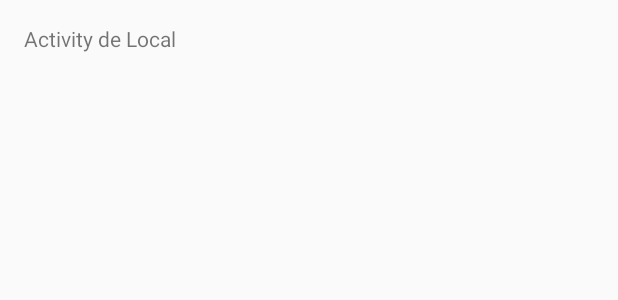
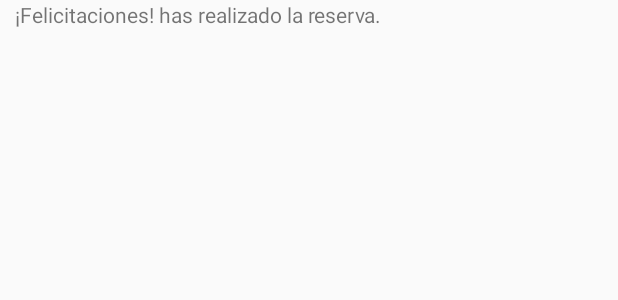
Before and after one commit to figonzal1/amiapp, an Android app: the layout need_offer_view_local_activity.xml on its own in the app's theme, with its tools: preview values and no code run, on a phone screen of 412 x 824 dp. Shown: the top 300 px of the screen. Run offline under Robolectric (Android 15) with nearby library versions, the phone set to English and light mode, and no system bars.

Commit message:
Update de dependencias y avances localActivity (falta terminar)

```diff
--- a/app/src/main/AndroidManifest.xml
+++ b/app/src/main/AndroidManifest.xml
@@ -84,7 +84,7 @@
                 android:value=".MainActivity" />
         </activity>
         <activity android:name=".ContactUsActivity" />
-        <activity android:name=".Need.NeedOfferViewLocal" />
+        <activity android:name=".Need.NeedOfferLocalDetails.NeedOfferViewLocalActivity" />
         <activity android:name=".Offer.OfferDetail.OfferDetailActivity"/>
         <activity
             android:name=".Offer.FilterOfferActivity"
--- a/app/src/main/java/techwork/ami/Need/ListOfferCompanies/NeedOfferActivity.java
+++ b/app/src/main/java/techwork/ami/Need/ListOfferCompanies/NeedOfferActivity.java
@@ -110,8 +110,9 @@ public class NeedOfferActivity extends AppCompatActivity {
                 int position = rv.getChildAdapterPosition(view);
                 NeedOfferModel m = needOfferList.get(position);
 
-                //Send to NeedOfferView the details of each offer.
+                //Send to NeedOfferDetails the details of each offer.
                 intent.putExtra(Config.TAG_GNO_IDOFFER,m.getIdOferta());
+                intent.putExtra(Config.TAG_GNO_IDLOCAL,m.getIdLocal());
                 intent.putExtra(Config.TAG_GNO_TITTLE,m.getTittle());
                 intent.putExtra(Config.TAG_GNO_DESCRIPTION,m.getDescription());
                 intent.putExtra(Config.TAG_GNO_PRICEOFFER,m.getPrice());
@@ -152,6 +153,7 @@ public class NeedOfferActivity extends AppCompatActivity {
 
                 item.setIdOferta(jsonObjectItem.getString(Config.TAG_GNO_IDOFFER));
                 item.setIdNeed(jsonObjectItem.getString(Config.TAG_GNO_IDNEED));
+                item.setIdLocal(jsonObjectItem.getString(Config.TAG_GNO_IDLOCAL));
                 item.setTittle(jsonObjectItem.getString(Config.TAG_GNO_TITTLE));
                 item.setDescription(jsonObjectItem.getString(Config.TAG_GNO_DESCRIPTION));
                 item.setCodPromotion(jsonObjectItem.getString(Config.TAG_GNO_CODPROMOTION));
--- a/app/src/main/res/layout/need_offer_card_view.xml
+++ b/app/src/main/res/layout/need_offer_card_view.xml
@@ -1,11 +1,11 @@
-<android.support.v7.widget.CardView android:id="@+id/need_offer_card_view"
+<android.support.v7.widget.CardView
+    android:id="@+id/need_offer_card_view"
     xmlns:android="http://schemas.android.com/apk/res/android"
     xmlns:card_view="http://schemas.android.com/apk/res-auto"
     android:layout_height="wrap_content"
     android:layout_width="match_parent"
     card_view:cardUseCompatPadding="true"
-    card_view:cardCornerRadius="3dp"
-    >
+    card_view:cardCornerRadius="3dp">
 
     <RelativeLayout
         android:layout_width="match_parent"
--- a/app/src/main/res/layout/need_offer_product_card_view.xml
+++ b/app/src/main/res/layout/need_offer_product_card_view.xml
@@ -10,7 +10,8 @@
     <RelativeLayout
         android:layout_width="match_parent"
         android:layout_height="match_parent"
-        android:padding="10dp">
+        android:padding="10dp"
+        android:background="?android:attr/selectableItemBackground">
 
         <TextView
             android:id="@+id/tv_need_offer_product_name"
--- a/app/src/main/res/layout/need_offer_view_activity.xml
+++ b/app/src/main/res/layout/need_offer_view_activity.xml
@@ -149,7 +149,7 @@
         <android.support.v7.widget.RecyclerView
             android:id="@+id/recycler_view_need_offer_view"
             android:layout_width="wrap_content"
-            android:layout_height="wrap_content"
+            android:layout_height="180dp"
             android:layout_centerHorizontal="true"
             android:layout_below="@+id/tv_need_offer_view_3"
             android:scrollbars="vertical">
--- a/app/src/main/res/layout/need_offer_view_local_activity.xml
+++ b/app/src/main/res/layout/need_offer_view_local_activity.xml
@@ -4,15 +4,14 @@
     android:id="@+id/view_local_activity"
     android:layout_width="match_parent"
     android:layout_height="match_parent"
-    android:paddingBottom="@dimen/activity_vertical_margin"
-    android:paddingLeft="@dimen/activity_horizontal_margin"
-    android:paddingRight="@dimen/activity_horizontal_margin"
-    android:paddingTop="@dimen/activity_vertical_margin"
-    tools:context="techwork.ami.Need.NeedOfferViewLocal">
+    android:paddingBottom="5dp"
+    android:paddingLeft="10dp"
+    android:paddingRight="10dp"
+    tools:context="techwork.ami.Need.NeedOfferLocalDetails.NeedOfferViewLocalActivity">
 
     <TextView
-        android:layout_width="wrap_content"
-        android:layout_height="match_parent"
-        android:text="Activity de Local"/>
+        android:layout_width="match_parent"
+        android:layout_height="wrap_content"
+        android:text="¡Felicitaciones! has realizado la reserva."/>
 
 </RelativeLayout>
```
Also changed, not shown: app/src/main/java/techwork/ami/Config.java (+12 -0 lines), app/src/main/java/techwork/ami/Need/ListOfferCompanies/NeedOfferModel.java (+12 -0 lines), app/src/main/java/techwork/ami/Need/NeedOfferDetails/NeedOfferViewActivity.java (+17 -7 lines), app/src/main/java/techwork/ami/Need/NeedOfferLocalDetails/LocalModel.java (added, +76 -0 lines), app/src/main/java/techwork/ami/Need/NeedOfferLocalDetails/NeedOfferViewLocalActivity.java (added, +83 -0 lines), app/src/main/java/techwork/ami/Need/NeedOfferViewLocal.java (deleted, +0 -15 lines).
